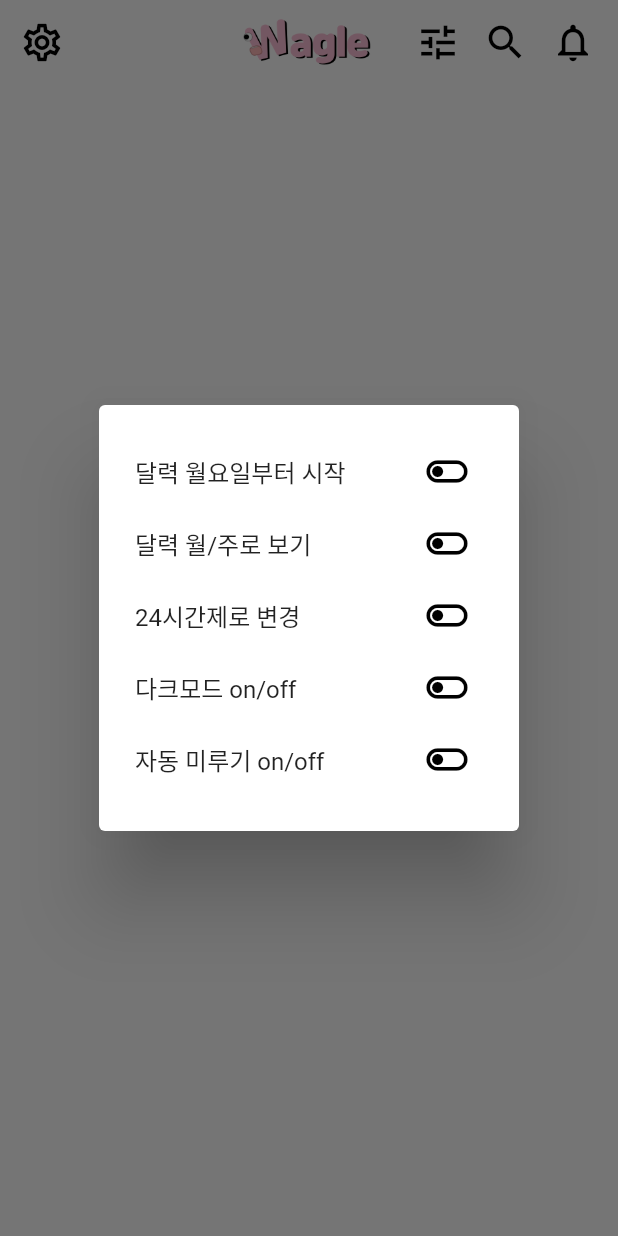
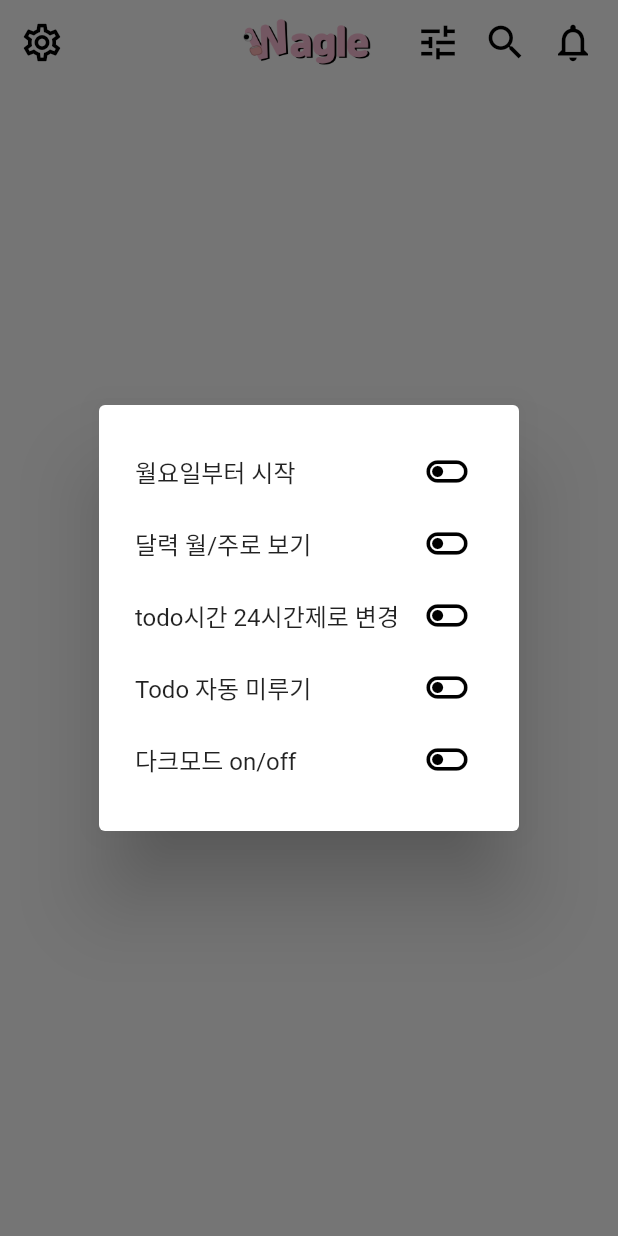
Before and after one commit to wasitt/WagleTodo, a Flutter app: the HomeScreenAppBar widget shown alone on an empty page, opened directly, after a tap on the "tune" icon, on a phone screen of 412 x 824 dp. Run offline on Flutter 3.47's test engine with Material 2 defaults, Android fonts, the phone set to English and light mode, and no system bars; our stand-ins replace drift, flutter_speed_dial, get_it, go_router, table_calendar; accounts and stored records are empty; generated files the repository leaves out were written again.

Commit message:
20231012-4 토글버튼 하나의 클래스로 통합

```diff
--- a/lib/component/app_bar.dart
+++ b/lib/component/app_bar.dart
@@ -16,7 +16,7 @@ class HomeScreenAppBar extends StatelessWidget implements PreferredSizeWidget {
   @override
   Widget build(BuildContext context) {
     return AppBar(
-      leading: OpenDrawerButton(),
+      leading: const OpenDrawerButton(),
       foregroundColor: BLACK_COLOR,
       backgroundColor: WHITE_COLOR,
       elevation: 1.0,
@@ -25,7 +25,7 @@ class HomeScreenAppBar extends StatelessWidget implements PreferredSizeWidget {
           child:
               Image.asset("asset/img/mainlogo.png", width: 110, height: 110)),
       actions: [
-        const ToggleSettingButton(),
+        const OpenToggleSettingDialog(),
         const SizedBox(width: 15),
         RouteIconButton(
             context: context, icon: Icons.search_outlined, route: "/shop"),
--- a/lib/component/toggle_setting_button.dart
+++ b/lib/component/toggle_setting_button.dart
@@ -1,8 +1,8 @@
 import 'package:flutter/material.dart';
 import 'package:wagle_todo/component/icon_buttons.dart';
 
-class ToggleSettingButton extends StatelessWidget {
-  const ToggleSettingButton({
+class OpenToggleSettingDialog extends StatelessWidget {
+  const OpenToggleSettingDialog({
     super.key,
   });
 
@@ -18,11 +18,11 @@ class ToggleSettingButton extends StatelessWidget {
               content: Column(
                 mainAxisSize: MainAxisSize.min,
                 children: [
-                  MondayStartToggle(),
-                  MonthFormatToggle(),
-                  TimeFormat24Toggle(),
-                  DarkModeToggle(),
-                  PostponeTodoToggle(),
+                  ToggleButton(text: "월요일부터 시작"),
+                  ToggleButton(text: "달력 월/주로 보기"),
+                  ToggleButton(text: "todo시간 24시간제로 변경"),
+                  ToggleButton(text: "Todo 자동 미루기"),
+                  ToggleButton(text: "다크모드 on/off"),
                 ],
               ),
             );
@@ -34,87 +34,28 @@ class ToggleSettingButton extends StatelessWidget {
   }
 }
 
-///달력월요일부터 시작 토글
+///20231012-4
+///토글세팅의 버튼들 하나로 추출하기.
 ///
-class MondayStartToggle extends StatelessWidget {
-  const MondayStartToggle({super.key});
+class ToggleButton extends StatelessWidget {
+  final String? text;
+  final void Function()? onPressed;
+  const ToggleButton({
+    this.text,
+    this.onPressed,
+    super.key,
+  });
 
   @override
   Widget build(BuildContext context) {
-    return const Row(
+    return Row(
       mainAxisAlignment: MainAxisAlignment.spaceBetween,
       children: [
-        Text("달력 월요일부터 시작"),
-        OnOffIconButton(),
+        Text(text!),
+        OnOffIconButton(
+          onPressed: onPressed,
+        ),
       ],
     );
   }
 }
-
-///월/주로 보기 토글
-///
-class MonthFormatToggle extends StatelessWidget {
-  const MonthFormatToggle({super.key});
-
-  @override
-  Widget build(BuildContext context) {
-    return const Row(
-      mainAxisAlignment: MainAxisAlignment.spaceBetween,
-      children: [
-        Text("달력 월/주로 보기"),
-        OnOffIconButton(),
-      ],
-    );
-  }
-}
-
-///24시간제 토글
-///
-class TimeFormat24Toggle extends StatelessWidget {
-  const TimeFormat24Toggle({super.key});
-
-  @override
-  Widget build(BuildContext context) {
-    return const Row(
-      mainAxisAlignment: MainAxisAlignment.spaceBetween,
-      children: [
-        Text("24시간제로 변경"),
-        OnOffIconButton(),
-      ],
-    );
-  }
-}
-
-///다크모드 토글
-///
-class DarkModeToggle extends StatelessWidget {
-  const DarkModeToggle({super.key});
-
-  @override
-  Widget build(BuildContext context) {
-    return const Row(
-      mainAxisAlignment: MainAxisAlignment.spaceBetween,
-      children: [
-        Text("다크모드 on/off"),
-        OnOffIconButton(),
-      ],
-    );
-  }
-}
-
-///자동미루기
-///
-class PostponeTodoToggle extends StatelessWidget {
-  const PostponeTodoToggle({super.key});
-
-  @override
-  Widget build(BuildContext context) {
-    return const Row(
-      mainAxisAlignment: MainAxisAlignment.spaceBetween,
-      children: [
-        Text("자동 미루기 on/off"),
-        OnOffIconButton(),
-      ],
-    );
-  }
-}
```
